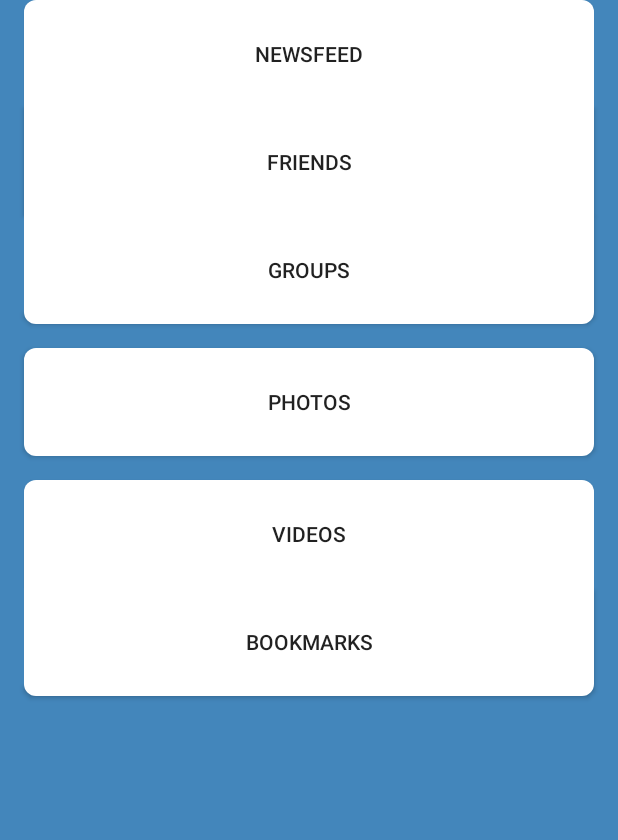
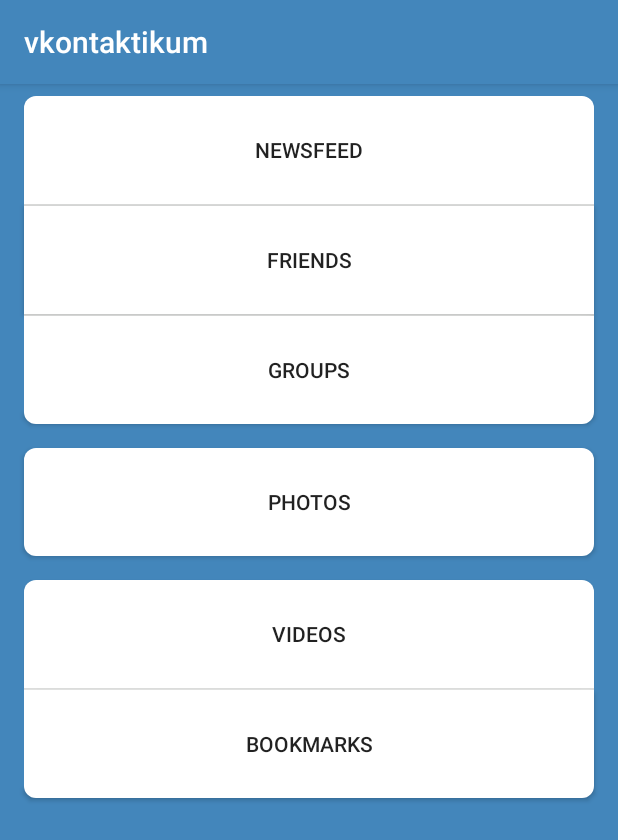
Before and after one commit to elviraKarycheva/vk, an Android app: the MainActivity screen opened directly, with no data from a screen before it, on a phone screen of 412 x 824 dp. Shown: the top 840 px of the screen. Run offline under Robolectric (Android 15) with nearby library versions, the phone set to English and light mode, and no system bars.

Commit message:
main menu added

```diff
--- a/app/src/main/java/com/example/karyc/vkontaktikum/LoginActivity.java
+++ b/app/src/main/java/com/example/karyc/vkontaktikum/LoginActivity.java
@@ -31,7 +31,7 @@ public class LoginActivity extends AppCompatActivity {
                     + redirectUri + "&scope=" + scope + "&response_type=token&v=5.80");
             webView.setWebViewClient(new MyWebViewClient());
         } else {
-            Intent intent = new Intent(LoginActivity.this, FriendsActivity.class);
+            Intent intent = new Intent(LoginActivity.this, MainActivity.class);
             startActivity(intent);
 
         }
--- a/app/src/main/java/com/example/karyc/vkontaktikum/MainActivity.java
+++ b/app/src/main/java/com/example/karyc/vkontaktikum/MainActivity.java
@@ -1,13 +1,28 @@
 package com.example.karyc.vkontaktikum;
 
+import android.content.Intent;
 import android.os.Bundle;
 import android.support.v7.app.AppCompatActivity;
+import android.view.View;
+import android.widget.Button;
 
 public class MainActivity extends AppCompatActivity {
+    private Button friendsButton;
 
     @Override
     protected void onCreate(Bundle savedInstanceState) {
         super.onCreate(savedInstanceState);
         setContentView(R.layout.activity_main);
+        friendsButton = findViewById(R.id.buttonFriends);
+        friendsButton.setOnClickListener(new View.OnClickListener() {
+            @Override
+            public void onClick(View v) {
+                Intent intent = new Intent(MainActivity.this, FriendsActivity.class);
+                startActivity(intent);
+            }
+        });
+
     }
+
+
 }
--- a/app/src/main/res/layout/activity_main.xml
+++ b/app/src/main/res/layout/activity_main.xml
@@ -10,6 +10,7 @@
     <ScrollView
         android:layout_width="match_parent"
         android:layout_height="match_parent"
+        android:layout_marginTop="8dp"
         app:layout_constraintBottom_toBottomOf="parent"
         app:layout_constraintEnd_toEndOf="parent"
         app:layout_constraintStart_toStartOf="parent"
@@ -29,13 +30,28 @@
                 tools:layout_editor_absoluteY="219dp" />
 
 
+            <View
+                android:id="@+id/view"
+                android:layout_width="match_parent"
+                android:layout_height="1dp"
+                android:background="@color/colorDivider"
+                android:layout_marginLeft="16dp"
+                android:layout_marginRight="16dp"/>
+
             <Button
                 android:id="@+id/buttonFriends"
                 style="@style/style_btn_main"
+                android:background="@color/colorWhite"
                 android:text="@string/friends_btn"
-                android:background="@color/colorWhite"
                 tools:layout_editor_absoluteX="121dp"
                 tools:layout_editor_absoluteY="158dp" />
+            <View
+                android:id="@+id/view1"
+                android:layout_width="match_parent"
+                android:layout_height="1dp"
+                android:background="@color/colorDivider"
+                android:layout_marginLeft="16dp"
+                android:layout_marginRight="16dp"/>
 
             <Button
                 android:id="@+id/buttonGroups"
@@ -55,6 +71,13 @@
                 style="@style/style_btn_main"
                 android:layout_marginTop="16dp"
                 android:text="@string/videos_btn" />
+            <View
+                android:id="@+id/view2"
+                android:layout_width="match_parent"
+                android:layout_height="1dp"
+                android:background="@color/colorDivider"
+                android:layout_marginLeft="16dp"
+                android:layout_marginRight="16dp"/>
 
             <Button
                 android:id="@+id/buttonBookmarks"
--- a/app/src/main/res/values/colors.xml
+++ b/app/src/main/res/values/colors.xml
@@ -5,4 +5,5 @@
     <color name="colorAccent">#94cb9c</color>
     <color name="colorWhite">#ffffff</color>
     <color name="colorError">#ff6d70</color>
+    <color name="colorDivider">#e1e2e1</color>
 </resources>
--- a/app/src/main/res/values/styles.xml
+++ b/app/src/main/res/values/styles.xml
@@ -6,8 +6,7 @@
         <item name="colorPrimary">@color/colorPrimary</item>
         <item name="colorPrimaryDark">@color/colorPrimaryDark</item>
         <item name="colorAccent">@color/colorAccent</item>
-        <item name="windowActionBar">true</item>
-        <item name="windowNoTitle">true</item>
+
     </style>
 
     <style name="NoActionBar" parent="Theme.AppCompat.Light.DarkActionBar">
@@ -22,6 +21,7 @@
         <item name="android:layout_marginRight">16dp</item>
         <item name="android:layout_gravity">center_horizontal</item>
         <item name="android:background">@drawable/btn_corners_top</item>
+        <item name="android:fontFamily">sans-serif-medium</item>
     </style>
 
 </resources>
```
